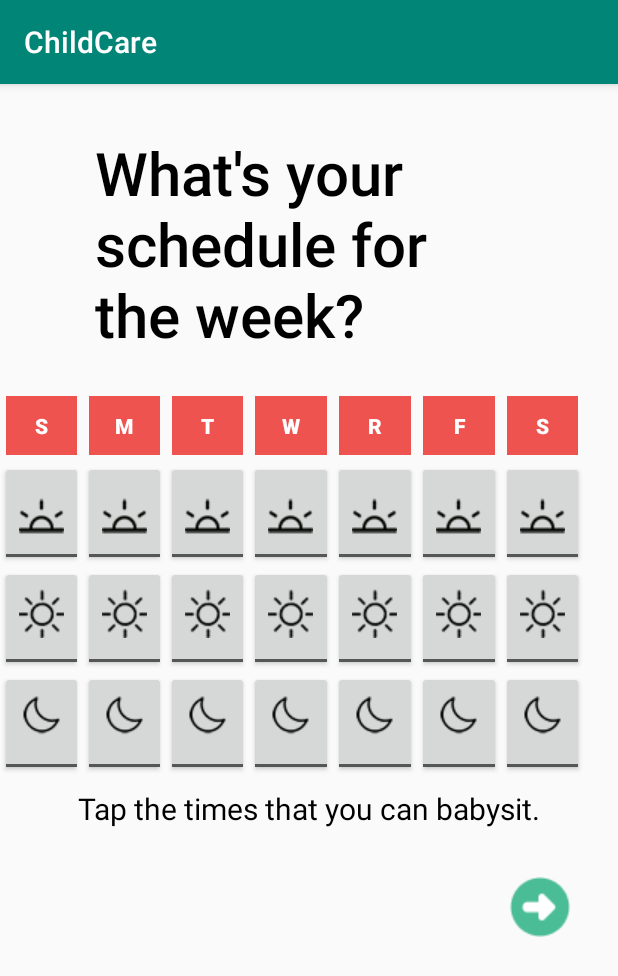
After one commit to vickilu7/child-care-app, an Android app: the BabysittingSchedule screen opened directly, with no data from a screen before it, on a phone screen of 412 x 824 dp. The commit adds this screen. Shown: the top 976 px of the screen. Run offline under Robolectric (Android 15) with nearby library versions, the light colour scheme and no system bars.

Commit message:
made it look kind of better, made to inbox button functional

```diff
--- a/ChildCare-App-newer/app/build.gradle
+++ b/ChildCare-App-newer/app/build.gradle
@@ -22,6 +22,7 @@ dependencies {
     implementation fileTree(dir: 'libs', include: ['*.jar'])
     implementation 'com.android.support:appcompat-v7:28.0.0'
     implementation 'com.android.support.constraint:constraint-layout:1.1.3'
+    implementation 'com.android.support:design:28.0.0'
     testImplementation 'junit:junit:4.12'
     androidTestImplementation 'com.android.support.test:runner:1.0.2'
     androidTestImplementation 'com.android.support.test.espresso:espresso-core:3.0.2'
--- a/ChildCare-App-newer/app/src/main/AndroidManifest.xml
+++ b/ChildCare-App-newer/app/src/main/AndroidManifest.xml
@@ -9,7 +9,8 @@
         android:roundIcon="@mipmap/ic_launcher_round"
         android:supportsRtl="true"
         android:theme="@style/AppTheme">
-        <activity android:name=".Responding"></activity>
+        <activity android:name=".BabysittingSchedule"></activity>
+        <activity android:name=".Responding" />
         <activity android:name=".Inbox" />
         <activity android:name=".GetBabysitter" />
         <activity android:name=".Messaging" />
--- /dev/null
+++ b/ChildCare-App-newer/app/src/main/java/com/example/childcare/BabysittingSchedule.java
@@ -0,0 +1,20 @@
+package com.example.childcare;
+
+import android.content.Intent;
+import android.support.v7.app.AppCompatActivity;
+import android.os.Bundle;
+import android.view.View;
+
+public class BabysittingSchedule extends AppCompatActivity {
+
+    @Override
+    protected void onCreate(Bundle savedInstanceState) {
+        super.onCreate(savedInstanceState);
+        setContentView(R.layout.activity_babysitting_schedule);
+    }
+
+    public void onToInbox(View v){
+        Intent myIntent = new Intent(getBaseContext(),   Inbox.class);
+        startActivity(myIntent);
+    }
+}
--- /dev/null
+++ b/ChildCare-App-newer/app/src/main/res/drawable/empty_rectangle.xml
@@ -0,0 +1,20 @@
+<vector
+    xmlns:android="http://schemas.android.com/apk/res/android"
+    xmlns:aapt="http://schemas.android.com/aapt"
+    android:width="36dp"
+    android:height="49dp"
+    android:viewportWidth="36"
+    android:viewportHeight="49"
+    >
+
+    <group>
+        <clip-path
+            android:pathData="M0 0H36V49H0V0Z"
+            />
+        <path
+            android:pathData="M0 0V49H36V0"
+            android:fillColor="#D6D5D5"
+            />
+    </group>
+
+</vector>
--- /dev/null
+++ b/ChildCare-App-newer/app/src/main/res/layout/activity_babysitting_schedule.xml
@@ -0,0 +1,474 @@
+<?xml version="1.0" encoding="utf-8"?>
+<android.support.constraint.ConstraintLayout xmlns:android="http://schemas.android.com/apk/res/android"
+    xmlns:app="http://schemas.android.com/apk/res-auto"
+    xmlns:tools="http://schemas.android.com/tools"
+    android:layout_width="match_parent"
+    android:layout_height="match_parent"
+    tools:context=".BabysittingSchedule">
+
+    <!-- What’s your schedule for the week? -->
+    <TextView
+        android:id="@+id/what_s_your"
+        android:layout_width="286dp"
+        android:layout_height="140dp"
+        android:layout_alignParentTop="true"
+        android:layout_centerHorizontal="true"
+        android:layout_marginStart="8dp"
+        android:layout_marginLeft="8dp"
+        android:layout_marginTop="32dp"
+        android:layout_marginEnd="8dp"
+        android:layout_marginRight="8dp"
+        android:gravity="top"
+        android:text="@string/what_s_your"
+        android:textAppearance="@style/what_s_your"
+        app:layout_constraintEnd_toEndOf="parent"
+        app:layout_constraintStart_toStartOf="parent"
+        app:layout_constraintTop_toTopOf="parent" />
+
+    <TextView
+        android:id="@+id/tap_the_tim"
+        android:layout_width="wrap_content"
+        android:layout_height="wrap_content"
+        android:layout_alignParentTop="true"
+        android:layout_centerHorizontal="true"
+        android:layout_marginStart="8dp"
+        android:layout_marginLeft="8dp"
+        android:layout_marginTop="8dp"
+        android:layout_marginEnd="8dp"
+        android:layout_marginRight="8dp"
+        android:gravity="top"
+        android:text="@string/tap_the_tim"
+        android:textAppearance="@style/tap_the_tim"
+        app:layout_constraintEnd_toEndOf="parent"
+        app:layout_constraintStart_toStartOf="parent"
+        app:layout_constraintTop_toBottomOf="@+id/linearLayout" />
+
+    <ImageButton
+        android:id="@+id/ToInboxButton"
+        android:layout_width="wrap_content"
+        android:layout_height="wrap_content"
+        android:layout_marginTop="32dp"
+        android:layout_marginEnd="32dp"
+        android:layout_marginRight="32dp"
+        android:background="@android:color/transparent"
+        android:onClick="onToInbox"
+        app:layout_constraintEnd_toEndOf="parent"
+        app:layout_constraintTop_toBottomOf="@+id/tap_the_tim"
+        app:srcCompat="@drawable/forward" />
+
+    <LinearLayout
+        android:id="@+id/linearLayout"
+        android:layout_width="390dp"
+        android:layout_height="wrap_content"
+        android:layout_marginTop="32dp"
+        android:layout_marginBottom="16dp"
+        android:orientation="vertical"
+        app:layout_constraintBottom_toTopOf="@+id/tap_the_tim"
+        app:layout_constraintTop_toBottomOf="@+id/what_s_your"
+        tools:layout_editor_absoluteX="8dp">
+
+        <LinearLayout
+            android:layout_width="match_parent"
+            android:layout_height="wrap_content"
+            android:orientation="horizontal">
+
+            <TextView
+                android:id="@+id/textView"
+                android:layout_width="0dp"
+                android:layout_height="match_parent"
+                android:layout_gravity="bottom|center"
+                android:layout_margin="4dp"
+                android:layout_marginTop="8dp"
+                android:layout_marginBottom="6dp"
+                android:layout_weight="0.1"
+                android:background="#EF5350"
+                android:drawablePadding="8dp"
+                android:gravity="bottom|center"
+                android:padding="10dp"
+                android:text="S"
+                android:textColor="#FFFFFF"
+                android:textSize="14sp"
+                app:fontFamily="sans-serif-black" />
+
+            <TextView
+                android:id="@+id/textView"
+                android:layout_width="0dp"
+                android:layout_height="match_parent"
+                android:layout_gravity="bottom|center"
+                android:layout_margin="4dp"
+                android:layout_marginTop="8dp"
+                android:layout_marginBottom="6dp"
+                android:layout_weight="0.1"
+                android:background="#EF5350"
+                android:drawablePadding="8dp"
+                android:gravity="bottom|center"
+                android:padding="10dp"
+                android:text="M"
+                android:textColor="#FFFFFF"
+                android:textSize="14sp"
+                app:fontFamily="sans-serif-black" />
+
+            <TextView
+                android:id="@+id/textView"
+                android:layout_width="0dp"
+                android:layout_height="match_parent"
+                android:layout_gravity="bottom|center"
+                android:layout_margin="4dp"
+                android:layout_marginTop="8dp"
+                android:layout_marginBottom="6dp"
+                android:layout_weight="0.1"
+                android:background="#EF5350"
+                android:drawablePadding="8dp"
+                android:gravity="bottom|center"
+                android:padding="10dp"
+                android:text="T"
+                android:textColor="#FFFFFF"
+                android:textSize="14sp"
+                app:fontFamily="sans-serif-black" />
+
+            <TextView
+                android:id="@+id/textView"
+                android:layout_width="0dp"
+                android:layout_height="match_parent"
+                android:layout_gravity="bottom|center"
+                android:layout_margin="4dp"
+                android:layout_marginTop="8dp"
+                android:layout_marginBottom="6dp"
+                android:layout_weight="0.1"
+                android:background="#EF5350"
+                android:drawablePadding="8dp"
+                android:gravity="bottom|center"
+                android:padding="10dp"
+                android:text="W"
+                android:textColor="#FFFFFF"
+                android:textSize="14sp"
+                app:fontFamily="sans-serif-black" />
+
+            <TextView
+                android:id="@+id/textView"
+                android:layout_width="0dp"
+                android:layout_height="match_parent"
+                android:layout_gravity="bottom|center"
+                android:layout_margin="4dp"
+                android:layout_marginTop="8dp"
+                android:layout_marginBottom="6dp"
+                android:layout_weight="0.1"
+                android:background="#EF5350"
+                android:drawablePadding="8dp"
+                android:gravity="bottom|center"
+                android:padding="10dp"
+                android:text="R"
+                android:textColor="#FFFFFF"
+                android:textSize="14sp"
+                app:fontFamily="sans-serif-black" />
+
+            <TextView
+                android:id="@+id/textView"
+                android:layout_width="0dp"
+                android:layout_height="match_parent"
+                android:layout_gravity="bottom|center"
+                android:layout_margin="4dp"
+                android:layout_marginTop="8dp"
+                android:layout_marginBottom="6dp"
+                android:layout_weight="0.1"
+                android:background="#EF5350"
+                android:drawablePadding="8dp"
+                android:gravity="bottom|center"
+                android:padding="10dp"
+                android:text="F"
+                android:textColor="#FFFFFF"
+                android:textSize="14sp"
+                app:fontFamily="sans-serif-black" />
+
+            <TextView
+                android:id="@+id/textView"
+                android:layout_width="0dp"
+                android:layout_height="match_parent"
+                android:layout_gravity="bottom|center"
+                android:layout_margin="4dp"
+                android:layout_marginTop="8dp"
+                android:layout_marginBottom="6dp"
+                android:layout_weight="0.1"
+                android:background="#EF5350"
+                android:drawablePadding="8dp"
+                android:gravity="bottom|center"
+                android:padding="10dp"
+                android:text="S"
+                android:textColor="#FFFFFF"
+                android:textSize="14sp"
+                app:fontFamily="sans-serif-black" />
+
+        </LinearLayout>
+
+        <LinearLayout
+            android:layout_width="match_parent"
+            android:layout_height="wrap_content"
+            android:orientation="horizontal">
+
+            <ToggleButton
+                android:id="@+id/calendar_button_1"
+                android:layout_width="0dp"
+                android:layout_height="70dp"
+                android:gravity="bottom"
+                android:layout_margin="0dp"
+                android:layout_weight="0.1"
+                android:drawableTop="@drawable/morning"
+                android:textOff=""
+                android:textOn=""></ToggleButton>
+
+            <ToggleButton
+                android:id="@+id/calendar_button_1"
+                android:layout_width="0dp"
+                android:layout_height="70dp"
+                android:layout_gravity="center"
+                android:layout_margin="0dp"
+                android:layout_weight="0.1"
+                android:drawableTop="@drawable/morning"
+                android:gravity="bottom"
+                android:textOff=""
+                android:textOn=""></ToggleButton>
+
+            <ToggleButton
+                android:id="@+id/calendar_button_1"
+                android:layout_width="0dp"
+                android:layout_height="70dp"
+                android:layout_gravity="center"
+                android:layout_margin="0dp"
+                android:layout_weight="0.1"
+                android:drawableTop="@drawable/morning"
+                android:gravity="bottom"
+                android:textOff=""
+                android:textOn=""></ToggleButton>
+
+            <ToggleButton
+                android:id="@+id/calendar_button_1"
+                android:layout_width="0dp"
+                android:layout_height="70dp"
+                android:layout_gravity="center"
+                android:layout_margin="0dp"
+                android:layout_weight="0.1"
+                android:drawableTop="@drawable/morning"
+                android:gravity="bottom"
+                android:textOff=""
+                android:textOn=""></ToggleButton>
+
+            <ToggleButton
+                android:id="@+id/calendar_button_1"
+                android:layout_width="0dp"
+                android:layout_height="70dp"
+                android:layout_gravity="center"
+                android:layout_margin="0dp"
+                android:layout_weight="0.1"
+                android:drawableTop="@drawable/morning"
+                android:gravity="bottom"
+                android:textOff=""
+                android:textOn=""></ToggleButton>
+
+            <ToggleButton
+                android:id="@+id/calendar_button_1"
+                android:layout_width="0dp"
+                android:layout_height="70dp"
+                android:layout_gravity="center"
+                android:layout_margin="0dp"
+                android:layout_weight="0.1"
+                android:drawableTop="@drawable/morning"
+                android:gravity="bottom"
+                android:textOff=""
+                android:textOn=""></ToggleButton>
+
+            <ToggleButton
+                android:id="@+id/calendar_button_1"
+                android:layout_width="0dp"
+                android:layout_height="70dp"
+                android:layout_margin="0dp"
+                android:layout_weight="0.1"
+                android:drawableTop="@drawable/morning"
+                android:gravity="bottom"
+                android:textOff=""
+                android:textOn=""></ToggleButton>
+        </LinearLayout>
+
+        <LinearLayout
+            android:layout_width="match_parent"
+            android:layout_height="wrap_content"
+            android:orientation="horizontal">
+
+            <ToggleButton
+                android:id="@+id/calendar_button_1"
+                android:layout_width="0dp"
+                android:layout_height="70dp"
+                android:layout_margin="0dp"
+                android:layout_weight="0.1"
+                android:drawableTop="@drawable/afternoon"
+                android:drawablePadding="10dp"
+                android:padding="0dp"
+                android:textOff=""
+                android:textOn=""></ToggleButton>
+
+            <ToggleButton
+                android:id="@+id/calendar_button_1"
+                android:layout_width="0dp"
+                android:layout_height="70dp"
+                android:layout_margin="0dp"
+                android:layout_weight="0.1"
+                android:drawableTop="@drawable/afternoon"
+                android:drawablePadding="10dp"
+                android:padding="0dp"
+                android:textOff=""
+                android:textOn=""></ToggleButton>
+
+            <ToggleButton
+                android:id="@+id/calendar_button_1"
+                android:layout_width="0dp"
+                android:layout_height="70dp"
+                android:layout_margin="0dp"
+                android:layout_weight="0.1"
+                android:drawableTop="@drawable/afternoon"
+                android:drawablePadding="10dp"
+                android:padding="0dp"
+                android:textOff=""
+                android:textOn=""></ToggleButton>
+
+            <ToggleButton
+                android:id="@+id/calendar_button_1"
+                android:layout_width="0dp"
+                android:layout_height="70dp"
+                android:layout_margin="0dp"
+                android:layout_weight="0.1"
+                android:drawableTop="@drawable/afternoon"
+                android:drawablePadding="10dp"
+                android:padding="0dp"
+                android:textOff=""
+                android:textOn=""></ToggleButton>
+
+            <ToggleButton
+                android:id="@+id/calendar_button_1"
+                android:layout_width="0dp"
+                android:layout_height="70dp"
+                android:layout_margin="0dp"
+                android:layout_weight="0.1"
+                android:drawableTop="@drawable/afternoon"
+                android:drawablePadding="10dp"
+                android:padding="0dp"
+                android:textOff=""
+                android:textOn=""></ToggleButton>
+
+            <ToggleButton
+                android:id="@+id/calendar_button_1"
+                android:layout_width="0dp"
+                android:layout_height="70dp"
+                android:layout_margin="0dp"
+                android:layout_weight="0.1"
+                android:drawableTop="@drawable/afternoon"
+                android:drawablePadding="10dp"
+                android:padding="0dp"
+                android:textOff=""
+                android:textOn=""></ToggleButton>
+
+            <ToggleButton
+                android:id="@+id/calendar_button_1"
+                android:layout_width="0dp"
+                android:layout_height="70dp"
+                android:layout_margin="0dp"
+                android:layout_weight="0.1"
+                android:drawableTop="@drawable/afternoon"
+                android:drawablePadding="10dp"
+                android:padding="0dp"
+                android:textOff=""
+                android:textOn=""></ToggleButton>
+
+        </LinearLayout>
+
+        <LinearLayout
+            android:layout_width="match_parent"
+            android:layout_height="wrap_content"
+            android:orientation="horizontal">
+
+            <ToggleButton
+                android:id="@+id/calendar_button_1"
+                android:layout_width="0dp"
+                android:layout_height="70dp"
+                android:layout_margin="0dp"
+                android:layout_weight="0.1"
+                android:drawableTop="@drawable/evening"
+                android:gravity="bottom"
+                android:padding="0dp"
+                android:textOff=""
+                android:textOn=""></ToggleButton>
+
+            <ToggleButton
+                android:id="@+id/calendar_button_1"
+                android:layout_width="0dp"
+                android:layout_height="70dp"
+                android:layout_margin="0dp"
+                android:layout_weight="0.1"
+                android:drawableTop="@drawable/evening"
+                android:gravity="bottom"
+                android:padding="0dp"
+                android:textOff=""
+                android:textOn=""></ToggleButton>
+
+            <ToggleButton
+                android:id="@+id/calendar_button_1"
+                android:layout_width="0dp"
+                android:layout_height="70dp"
+                android:layout_margin="0dp"
+                android:layout_weight="0.1"
+                android:drawableTop="@drawable/evening"
+                android:gravity="bottom"
+                android:padding="0dp"
+                android:textOff=""
+                android:textOn=""></ToggleButton>
+
+            <ToggleButton
+                android:id="@+id/calendar_button_1"
+                android:layout_width="0dp"
+                android:layout_height="70dp"
+                android:layout_margin="0dp"
+                android:layout_weight="0.1"
+                android:drawableTop="@drawable/evening"
+                android:gravity="bottom"
+                android:padding="0dp"
+                android:textOff=""
+                android:textOn=""></ToggleButton>
+
+            <ToggleButton
+                android:id="@+id/calendar_button_1"
+                android:layout_width="0dp"
+                android:layout_height="70dp"
+                android:layout_margin="0dp"
+                android:layout_weight="0.1"
+                android:drawableTop="@drawable/evening"
+                android:gravity="bottom"
+                android:padding="0dp"
+                android:textOff=""
+                android:textOn=""></ToggleButton>
+
+            <ToggleButton
+                android:id="@+id/calendar_button_1"
+                android:layout_width="0dp"
+                android:layout_height="70dp"
+                android:layout_margin="0dp"
+                android:layout_weight="0.1"
+                android:drawableTop="@drawable/evening"
+                android:gravity="bottom"
+                android:padding="0dp"
+                android:textOff=""
+                android:textOn=""></ToggleButton>
+
+            <ToggleButton
+                android:id="@+id/calendar_button_1"
+                android:layout_width="0dp"
+                android:layout_height="70dp"
+                android:layout_margin="0dp"
+                android:layout_weight="0.1"
+                android:drawableTop="@drawable/evening"
+                android:gravity="bottom"
+                android:padding="0dp"
+                android:textOff=""
+                android:textOn=""></ToggleButton>
+        </LinearLayout>
+    </LinearLayout>
+
+
+</android.support.constraint.ConstraintLayout>
--- a/ChildCare-App-newer/app/src/main/res/values/colors.xml
+++ b/ChildCare-App-newer/app/src/main/res/values/colors.xml
@@ -3,4 +3,5 @@
     <color name="colorPrimary">#008577</color>
     <color name="colorPrimaryDark">#00574B</color>
     <color name="colorAccent">#D81B60</color>
+    <color name="fillColor">#C4C4C4</color>
 </resources>
--- a/ChildCare-App-newer/app/src/main/res/values/strings.xml
+++ b/ChildCare-App-newer/app/src/main/res/values/strings.xml
@@ -1,3 +1,8 @@
 <resources>
     <string name="app_name">ChildCare</string>
+
+    <string name="what_s_your">What\'s your schedule for the week?</string>
+    <string name="calendar_on">y</string>
+    <string name="calendar_off">n</string>
+    <string name="tap_the_tim">Tap the times that you can babysit.</string>
 </resources>
--- a/ChildCare-App-newer/app/src/main/res/values/styles.xml
+++ b/ChildCare-App-newer/app/src/main/res/values/styles.xml
@@ -8,4 +8,27 @@
         <item name="colorAccent">@color/colorAccent</item>
     </style>
 
+    <style name="what_s_your">
+        <item name="android:textSize">40sp</item>
+        <item name="android:textColor">#000000</item>
+        <item name="android:fontFamily">sans-serif-medium</item>
+    </style>
+    <style name="calendar_button">
+        <item name="android:layout_width">4dp</item>
+        <item name="android:layout_height">4dp</item>
+        <item name="android:layout_gravity">center</item>
+        <item name="android:layout_marginTop">2dp</item>
+        <item name="android:layout_marginBottom">2dp</item>
+        <item name="android:padding">2dp</item>
+        <item name="android:background">@color/fillColor</item>
+        <item name="android:textOn">"n"</item>
+        <item name="android:textOff">"f"</item>
+    </style>
+    <style name="tap_the_tim">
+        <item name="android:textSize">20sp</item>
+        <item name="android:textColor">#000000</item>
+        <item name="android:fontFamily">sans-serif</item>
+    </style>
+
+
 </resources>
--- a/ChildCare-App/app/src/main/res/layout/activity_babysit_schedule.xml
+++ b/ChildCare-App/app/src/main/res/layout/activity_babysit_schedule.xml
@@ -286,5 +286,16 @@
         app:layout_constraintStart_toStartOf="parent"
         app:layout_constraintTop_toBottomOf="@+id/tableLayout" />
 
+    <Button
+        android:id="@+id/button"
+        android:layout_width="wrap_content"
+        android:layout_height="wrap_content"
+        android:layout_marginTop="32dp"
+        android:layout_marginEnd="32dp"
+        android:layout_marginRight="32dp"
+        android:text=">"
+        app:layout_constraintEnd_toEndOf="parent"
+        app:layout_constraintTop_toBottomOf="@+id/tap_the_tim" />
+
 
 </android.support.constraint.ConstraintLayout>
```
Also changed, not shown: ChildCare-App-newer/app/src/main/res/drawable/afternoon.png (added), ChildCare-App-newer/app/src/main/res/drawable/evening.png (added), ChildCare-App-newer/app/src/main/res/drawable/forward.png (added), ChildCare-App-newer/app/src/main/res/drawable/morning.png (added), 1 other file.
